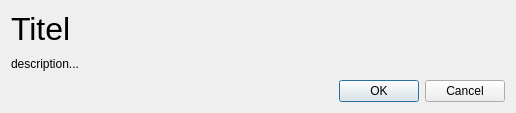
This is src/one_time_pad/designer/dialog.ui in martin-coding/python-OneTimePad as Qt 5 draws it before an edit. The edited form follows.
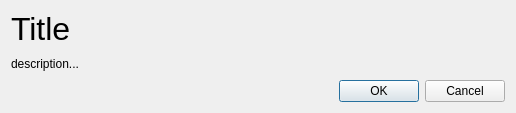
This is the edited form.

Diff of the .ui file:
```diff
--- a/src/one_time_pad/designer/dialog.ui
+++ b/src/one_time_pad/designer/dialog.ui
@@ -28,7 +28,7 @@
       </font>
      </property>
      <property name="text">
-      <string>Titel</string>
+      <string>Title</string>
      </property>
     </widget>
    </item>
```
Left out of the diff: 2 changed lines with no effect on the pictures.
